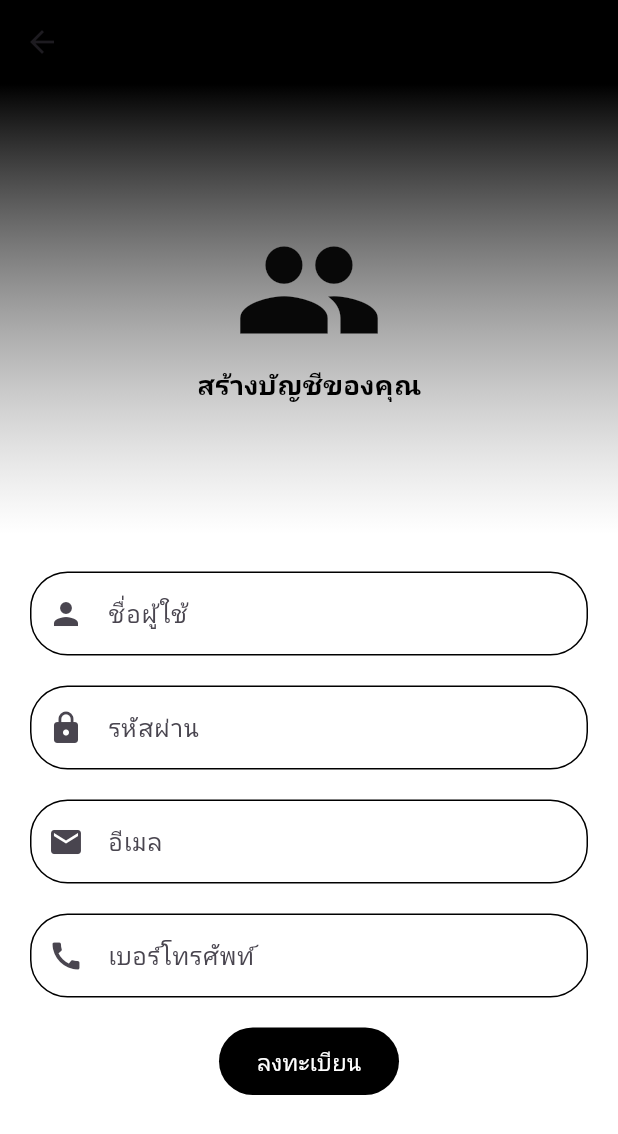
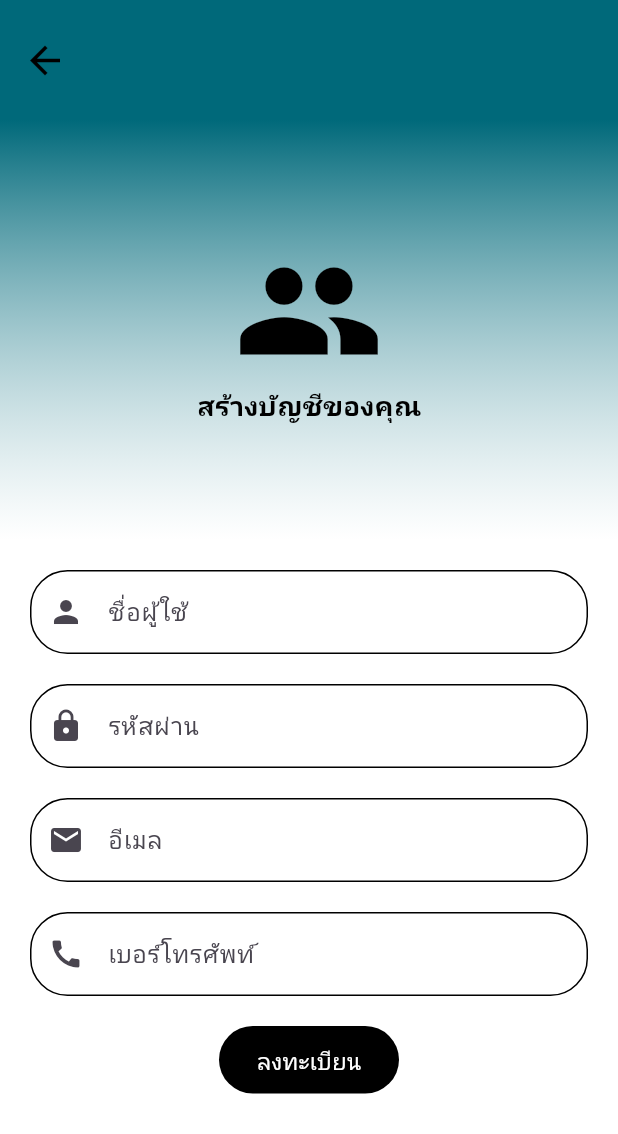
Before and after one commit to Pariwat092/SIBUYFOODAPP, a Flutter app: the screen it shows after launch, after a tap on "สมัครสมาชิก", on a phone screen of 412 x 824 dp. Shown: the top 1134 px of the screen. Run offline on Flutter 3.47's test engine with Material 3 defaults, Android fonts, the phone set to English and light mode, and no system bars; our stand-ins replace google_fonts; network calls fail.

Commit message:
colro
เซ็คหน้าเเต่ละหน้า

```diff
--- a/flutter_application_sibuyfood/lib/Home/home1.dart
+++ b/flutter_application_sibuyfood/lib/Home/home1.dart
@@ -115,13 +115,12 @@ class Home1 extends StatelessWidget {
               child: Column(
                 children: [
                   Container(
-                    height: 40,
-                    width: 370,
-                    child: CustomTextFormField(
+                      height: 40,
+                      width: 370,
+                      child: CustomTextFormField(
                         hintText: 'ค้นหา',
                         prefixIcon: Icons.search,
-                        textStyle: AppFonts.ticontentsmell),
-                  ),
+                      )), //เเก้อีกดีไซน์อีกทีเพราะว่า ต้องทำเป็น ฟังก์ชัน ค้นหา
                   SizedBox(
                     height: 25,
                   ),
--- a/flutter_application_sibuyfood/lib/Home/location.dart
+++ b/flutter_application_sibuyfood/lib/Home/location.dart
@@ -1,4 +1,5 @@
 import 'package:flutter/material.dart';
+import 'package:sibuyapp/classallapp/colors.dart';
 import 'package:sibuyapp/classallapp/styleText.dart';
 
 class LocationWidget extends StatefulWidget {
@@ -18,7 +19,7 @@ class _LocationWidgetState extends State<LocationWidget> {
           children: [
             const Icon(
               Icons.location_on,
-              color: Color.fromARGB(255, 29, 110, 185),
+              color: Appcolor.lightGreen,
               size: 20.0,
             ),
             const SizedBox(width: 5.0),
--- a/flutter_application_sibuyfood/lib/Navigation_Ber/bottomnavigationber.dart
+++ b/flutter_application_sibuyfood/lib/Navigation_Ber/bottomnavigationber.dart
@@ -1,4 +1,4 @@
-// ignore_for_file: use_key_in_widget_constructors
+// ignore_for_file: use_key_in_widget_constructors, prefer_const_constructors
 
 import 'package:flutter/material.dart';
 import 'package:sibuyapp/Home/home1.dart';
@@ -29,8 +29,8 @@ class _MainpageState extends State<Mainpage> {
       bottomNavigationBar: BottomNavigationBar(
         type: BottomNavigationBarType.fixed,
         backgroundColor: Appcolor.white,
-        selectedItemColor: Color.fromARGB(255, 28, 138, 182),
-        unselectedItemColor: Colors.black.withOpacity(0.6),
+        selectedItemColor: Appcolor.deepTeal,
+        unselectedItemColor: Appcolor.black.withOpacity(0.6),
         currentIndex: index,
         onTap: (newIndex) {
           setState(() {
--- a/flutter_application_sibuyfood/lib/StartApp/firstlogin.dart
+++ b/flutter_application_sibuyfood/lib/StartApp/firstlogin.dart
@@ -40,6 +40,7 @@ class Firstlogin extends StatelessWidget {
                   Text(
                     'Si Buy Food',
                     style: TextStyle(
+                      color: Appcolor.black,
                       fontSize: 30,
                       fontWeight: FontWeight.bold,
                     ),
@@ -138,8 +139,8 @@ class Firstlogin extends StatelessWidget {
                 mainAxisAlignment:
                     MainAxisAlignment.center, // จัดตำแหน่งให้อยู่กลาง
                 children: [
-                  Text('ดำนเินการต่อไปในฐานเเขก',
-                      style: TextStyle(fontSize: 14, color: Appcolor.black)),
+                  Text('ดำเนินการในฐานะเเขก',
+                      style: TextStyle(fontSize: 14, color: Appcolor.teal)),
                 ],
               ),
             ),
--- a/flutter_application_sibuyfood/lib/StartApp/login.dart
+++ b/flutter_application_sibuyfood/lib/StartApp/login.dart
@@ -1,8 +1,9 @@
-// ignore_for_file: prefer_const_constructors, prefer_const_literals_to_create_immutables
+// ignore_for_file: prefer_const_constructors, prefer_const_literals_to_create_immutables, sized_box_for_whitespace
 
 import 'package:flutter/material.dart';
 import 'package:sibuyapp/Navigation_Ber/bottomnavigationber.dart';
 import 'package:sibuyapp/classallapp/colors.dart';
+import 'package:sibuyapp/classallapp/costomappbar.dart';
 import 'package:sibuyapp/classallapp/textfromfield.dart';
 
 class Loginpega extends StatelessWidget {
@@ -13,6 +14,9 @@ class Loginpega extends StatelessWidget {
     return Scaffold(
       backgroundColor: Appcolor.white,
       resizeToAvoidBottomInset: false,
+      appBar: CustomAppBar(
+        title: '',
+      ),
       body: Padding(
         padding: EdgeInsets.all(16.0),
         child: Center(
--- a/flutter_application_sibuyfood/lib/StartApp/register.dart
+++ b/flutter_application_sibuyfood/lib/StartApp/register.dart
@@ -14,15 +14,34 @@ class Registerpega extends StatelessWidget {
   Widget build(BuildContext context) {
     return Scaffold(
       resizeToAvoidBottomInset: false,
-      appBar: CustomAppBar(
-        title: '',
-        backgroundColor: Appcolor.black, // เปลี่ยนสีของ AppBar สำหรับหน้านี้
+      body: SingleChildScrollView(
+        child: Column(
+          children: [
+            Container(
+              padding: EdgeInsets.symmetric(horizontal: 15, vertical: 20),
+              width: double.infinity,
+              height: 80,
+              color: Appcolor.deepTeal,
+              child: Row(
+                mainAxisAlignment: MainAxisAlignment.start,
+                children: [
+                  GestureDetector(
+                    onTap: () {
+                      Navigator.pop(context);
+                    },
+                    child: Icon(
+                      Icons.arrow_back,
+                      color: Appcolor.black,
+                      size: 30.0,
                     ),
-      body: Container(
-        width: double
-            .infinity, // ใช้ double.infinity เพื่อให้ครอบคลุมความกว้างของหน้าจอ
+                  ),
+                ],
+              ),
+            ),
+            Container(
+              width: double.infinity,
               height: 900,
-        color: Color.fromARGB(255, 255, 255, 255), // สีพื้นหลัง
+              color: Color.fromARGB(255, 255, 255, 255),
               child: Column(
                 mainAxisAlignment: MainAxisAlignment.start,
                 children: [
@@ -32,29 +51,28 @@ class Registerpega extends StatelessWidget {
                       children: [
                         Center(
                           child: Icon(
-                      Icons.group, // ไอคอนที่ต้องการแสดง
-                      size: 100.0, // ขนาดของไอคอน
-                      color: Color.fromARGB(255, 8, 8, 8), // สีของไอคอน
+                            Icons.group,
+                            size: 100.0,
+                            color: Appcolor.black,
                           ),
                         ),
                         Text('สร้างบัญชีของคุณ', style: AppFonts.ticontent)
                       ],
                     ),
-              width: double
-                  .infinity, // ใช้ double.infinity เพื่อให้ครอบคลุมความกว้างของหน้าจอ
-              height: 300,
+                    width: double.infinity,
+                    height: 280,
                     decoration: BoxDecoration(
                       gradient: LinearGradient(
                         begin: Alignment.bottomCenter,
                         end: Alignment.topCenter,
                         colors: [
-                    Appcolor.white.withOpacity(0.5),
-                    Appcolor.black,
+                          Color.fromARGB(255, 255, 255, 255).withOpacity(0.5),
+                          Appcolor.deepTeal,
                         ],
                       ),
                     ),
                   ),
-            SizedBox(height: 25.0),
+                  SizedBox(height: 20.0),
                   Padding(
                     padding: const EdgeInsets.symmetric(horizontal: 20.0),
                     child: Form(
@@ -111,7 +129,8 @@ class Registerpega extends StatelessWidget {
                             color: Colors.transparent,
                             child: InkWell(
                               onTap: () {
-                          if (_formKey.currentState?.validate() ?? false) {
+                                if (_formKey.currentState?.validate() ??
+                                    false) {
                                   Navigator.push(
                                     context,
                                     MaterialPageRoute(
@@ -149,6 +168,9 @@ class Registerpega extends StatelessWidget {
                 ],
               ),
             ),
+          ],
+        ),
+      ),
     );
   }
 }
--- a/flutter_application_sibuyfood/lib/classallapp/styleText.dart
+++ b/flutter_application_sibuyfood/lib/classallapp/styleText.dart
@@ -7,7 +7,7 @@ class AppFonts {
   // App bar
   static final TextStyle tiappbar = GoogleFonts.notoSans(
     textStyle: const TextStyle(
-      fontSize: 24,
+      fontSize: 18,
       fontWeight: FontWeight.bold,
       color: Colors.black,
     ),
```
Lines whose indentation alone changed are shown as unchanged.
